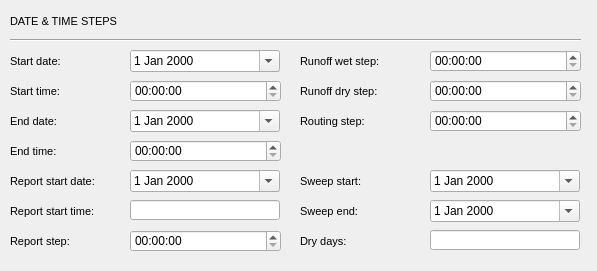
Above: ui/ud_times.ui from Giswater/giswater_qgis_plugin before the change. Below: the same form after it.
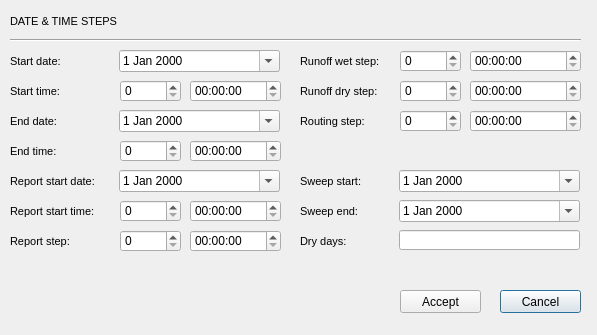
That is the form after the change.

The edit to the form file:
```diff
--- a/ui/ud_times.ui
+++ b/ui/ud_times.ui
@@ -7,7 +7,7 @@
     <x>0</x>
     <y>0</y>
     <width>597</width>
-    <height>271</height>
+    <height>335</height>
    </rect>
   </property>
   <property name="windowTitle">
@@ -433,24 +433,6 @@
     <number>3</number>
    </property>
   </widget>
-  <widget class="QLineEdit" name="report_start_time">
-   <property name="geometry">
-    <rect>
-     <x>130</x>
-     <y>200</y>
-     <width>150</width>
-     <height>20</height>
-    </rect>
-   </property>
-   <property name="font">
-    <font>
-     <italic>true</italic>
-    </font>
-   </property>
-   <property name="text">
-    <string/>
-   </property>
-  </widget>
   <widget class="QLabel" name="label_report_start_date">
    <property name="geometry">
     <rect>
@@ -528,9 +510,9 @@
   <widget class="QDateEdit" name="start_date">
    <property name="geometry">
     <rect>
-     <x>130</x>
+     <x>119</x>
      <y>50</y>
-     <width>150</width>
+     <width>161</width>
      <height>22</height>
     </rect>
    </property>
@@ -578,9 +560,9 @@
   <widget class="QTimeEdit" name="report_step">
    <property name="geometry">
     <rect>
-     <x>130</x>
+     <x>190</x>
      <y>230</y>
-     <width>151</width>
+     <width>91</width>
      <height>22</height>
     </rect>
    </property>
@@ -588,9 +570,9 @@
   <widget class="QTimeEdit" name="start_time">
    <property name="geometry">
     <rect>
-     <x>130</x>
+     <x>190</x>
      <y>80</y>
-     <width>151</width>
+     <width>91</width>
      <height>22</height>
     </rect>
    </property>
@@ -598,9 +580,9 @@
   <widget class="QDateEdit" name="end_date">
    <property name="geometry">
     <rect>
-     <x>130</x>
+     <x>119</x>
      <y>110</y>
-     <width>150</width>
+     <width>161</width>
      <height>22</height>
     </rect>
    </property>
@@ -611,9 +593,9 @@
   <widget class="QTimeEdit" name="end_time">
    <property name="geometry">
     <rect>
-     <x>130</x>
+     <x>190</x>
      <y>140</y>
-     <width>151</width>
+     <width>91</width>
      <height>22</height>
     </rect>
    </property>
@@ -621,9 +603,9 @@
   <widget class="QDateEdit" name="report_start_date">
    <property name="geometry">
     <rect>
-     <x>130</x>
+     <x>119</x>
      <y>170</y>
-     <width>150</width>
+     <width>161</width>
      <height>22</height>
     </rect>
    </property>
@@ -634,9 +616,9 @@
   <widget class="QTimeEdit" name="wet_step">
    <property name="geometry">
     <rect>
-     <x>430</x>
+     <x>470</x>
      <y>50</y>
-     <width>151</width>
+     <width>111</width>
      <height>22</height>
     </rect>
    </property>
@@ -644,9 +626,9 @@
   <widget class="QTimeEdit" name="dry_step">
    <property name="geometry">
     <rect>
-     <x>430</x>
+     <x>470</x>
      <y>80</y>
-     <width>151</width>
+     <width>111</width>
      <height>22</height>
     </rect>
    </property>
@@ -654,9 +636,9 @@
   <widget class="QTimeEdit" name="routing_step">
    <property name="geometry">
     <rect>
-     <x>430</x>
+     <x>470</x>
      <y>110</y>
-     <width>151</width>
+     <width>111</width>
      <height>22</height>
     </rect>
    </property>
@@ -664,9 +646,9 @@
   <widget class="QLineEdit" name="dry_days">
    <property name="geometry">
     <rect>
-     <x>430</x>
+     <x>399</x>
      <y>230</y>
-     <width>150</width>
+     <width>181</width>
      <height>20</height>
     </rect>
    </property>
@@ -682,9 +664,9 @@
   <widget class="QDateEdit" name="sweep_start">
    <property name="geometry">
     <rect>
-     <x>430</x>
+     <x>399</x>
      <y>170</y>
-     <width>150</width>
+     <width>181</width>
      <height>22</height>
     </rect>
    </property>
@@ -695,9 +677,9 @@
   <widget class="QDateEdit" name="sweep_end">
    <property name="geometry">
     <rect>
-     <x>430</x>
+     <x>399</x>
      <y>200</y>
-     <width>150</width>
+     <width>181</width>
      <height>22</height>
     </rect>
    </property>
@@ -705,6 +687,112 @@
     <bool>true</bool>
    </property>
   </widget>
+  <widget class="QSpinBox" name="start_time_day">
+   <property name="geometry">
+    <rect>
+     <x>120</x>
+     <y>80</y>
+     <width>61</width>
+     <height>22</height>
+    </rect>
+   </property>
+  </widget>
+  <widget class="QSpinBox" name="end_time_day">
+   <property name="geometry">
+    <rect>
+     <x>120</x>
+     <y>140</y>
+     <width>61</width>
+     <height>22</height>
+    </rect>
+   </property>
+  </widget>
+  <widget class="QSpinBox" name="report_step_day">
+   <property name="geometry">
+    <rect>
+     <x>120</x>
+     <y>230</y>
+     <width>61</width>
+     <height>22</height>
+    </rect>
+   </property>
+  </widget>
+  <widget class="QSpinBox" name="wet_step_day">
+   <property name="geometry">
+    <rect>
+     <x>400</x>
+     <y>50</y>
+     <width>61</width>
+     <height>22</height>
+    </rect>
+   </property>
+  </widget>
+  <widget class="QSpinBox" name="dry_step_day">
+   <property name="geometry">
+    <rect>
+     <x>400</x>
+     <y>80</y>
+     <width>61</width>
+     <height>22</height>
+    </rect>
+   </property>
+  </widget>
+  <widget class="QSpinBox" name="routing_step_day">
+   <property name="geometry">
+    <rect>
+     <x>400</x>
+     <y>110</y>
+     <width>61</width>
+     <height>22</height>
+    </rect>
+   </property>
+  </widget>
+  <widget class="QTimeEdit" name="report_start_time">
+   <property name="geometry">
+    <rect>
+     <x>190</x>
+     <y>200</y>
+     <width>91</width>
+     <height>22</height>
+    </rect>
+   </property>
+  </widget>
+  <widget class="QSpinBox" name="report_start_time_day">
+   <property name="geometry">
+    <rect>
+     <x>120</x>
+     <y>200</y>
+     <width>61</width>
+     <height>22</height>
+    </rect>
+   </property>
+  </widget>
+  <widget class="QPushButton" name="btn_cancel">
+   <property name="geometry">
+    <rect>
+     <x>500</x>
+     <y>290</y>
+     <width>81</width>
+     <height>23</height>
+    </rect>
+   </property>
+   <property name="text">
+    <string>Cancel</string>
+   </property>
+  </widget>
+  <widget class="QPushButton" name="btn_accept">
+   <property name="geometry">
+    <rect>
+     <x>400</x>
+     <y>290</y>
+     <width>81</width>
+     <height>23</height>
+    </rect>
+   </property>
+   <property name="text">
+    <string>Accept</string>
+   </property>
+  </widget>
  </widget>
  <tabstops>
   <tabstop>start_date</tabstop>
```
Left out of the diff: 1 changed line with no effect on the pictures.
